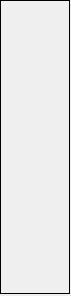
The window that botonera/forms/zone_label.ui (jordan045/tdc-botonera) describes before a commit, drawn with Qt 5.
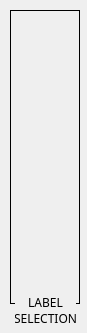
The same window after the commit. Icons and pictures are not drawn.

The edit to the form file:
```diff
--- a/botonera/forms/zone_label.ui
+++ b/botonera/forms/zone_label.ui
@@ -6,20 +6,20 @@
    <rect>
     <x>0</x>
     <y>0</y>
-    <width>71</width>
-    <height>296</height>
+    <width>87</width>
+    <height>333</height>
    </rect>
   </property>
   <property name="minimumSize">
    <size>
-    <width>71</width>
-    <height>296</height>
+    <width>87</width>
+    <height>333</height>
    </size>
   </property>
   <property name="maximumSize">
    <size>
-    <width>71</width>
-    <height>296</height>
+    <width>87</width>
+    <height>333</height>
    </size>
   </property>
   <property name="windowTitle">
@@ -28,8 +28,8 @@
   <widget class="QFrame" name="frame">
    <property name="geometry">
     <rect>
-     <x>0</x>
-     <y>0</y>
+     <x>10</x>
+     <y>10</y>
      <width>70</width>
      <height>294</height>
     </rect>
@@ -203,6 +203,33 @@
     </item>
    </layout>
   </widget>
+  <widget class="QLabel" name="label">
+   <property name="geometry">
+    <rect>
+     <x>15</x>
+     <y>295</y>
+     <width>61</width>
+     <height>31</height>
+    </rect>
+   </property>
+   <property name="font">
+    <font>
+     <family>Bahnschrift</family>
+    </font>
+   </property>
+   <property name="autoFillBackground">
+    <bool>true</bool>
+   </property>
+   <property name="text">
+    <string>LABEL SELECTION</string>
+   </property>
+   <property name="alignment">
+    <set>Qt::AlignCenter</set>
+   </property>
+   <property name="wordWrap">
+    <bool>true</bool>
+   </property>
+  </widget>
  </widget>
  <resources/>
  <connections/>
```
